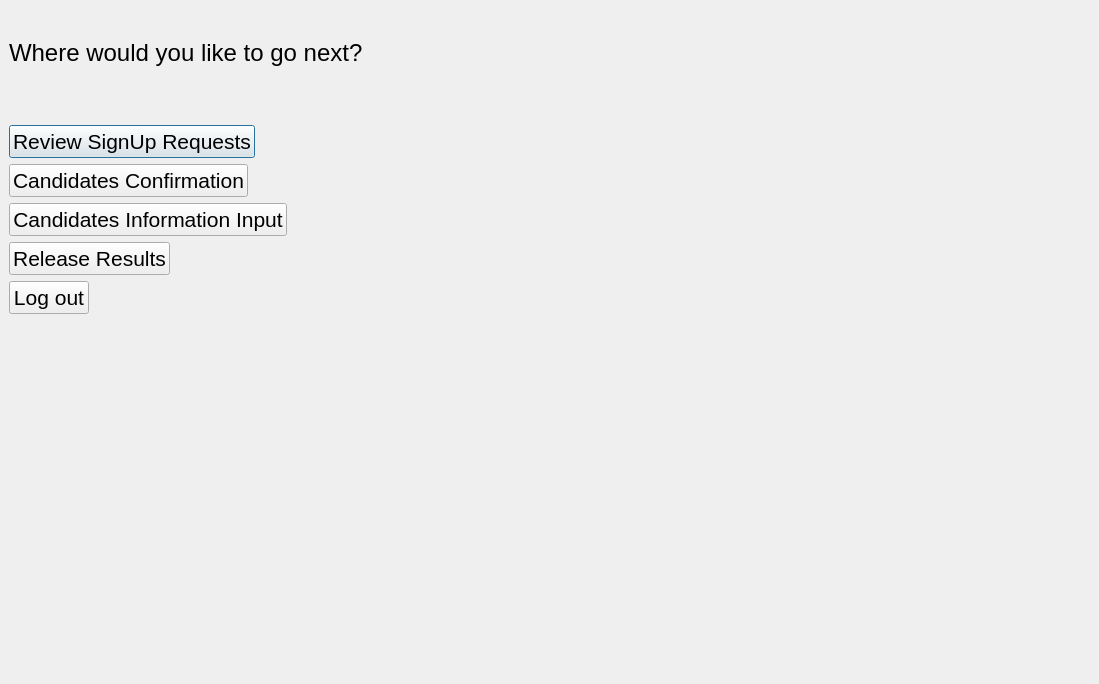
Before: the Qt Designer form adminmainwindow.ui in PrekshyaDawadi/E-Matdaan, drawn with Qt 5.
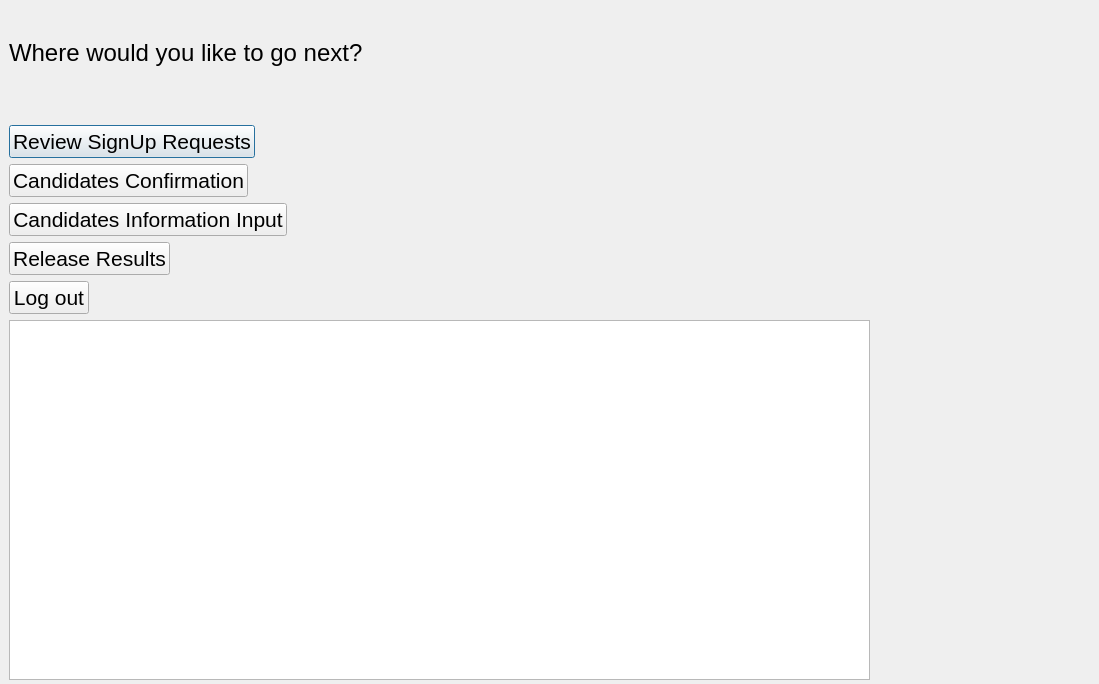
After: the same form once the commit is applied.

```diff
--- a/adminmainwindow.ui
+++ b/adminmainwindow.ui
@@ -121,6 +121,16 @@
       </property>
      </widget>
     </item>
+    <item row="10" column="0" colspan="2">
+     <widget class="QTableView" name="tableView">
+      <property name="sizePolicy">
+       <sizepolicy hsizetype="Expanding" vsizetype="Expanding">
+        <horstretch>0</horstretch>
+        <verstretch>0</verstretch>
+       </sizepolicy>
+      </property>
+     </widget>
+    </item>
    </layout>
   </widget>
  </widget>
```
Left out of the diff: 4 changed lines with no effect on the pictures.
